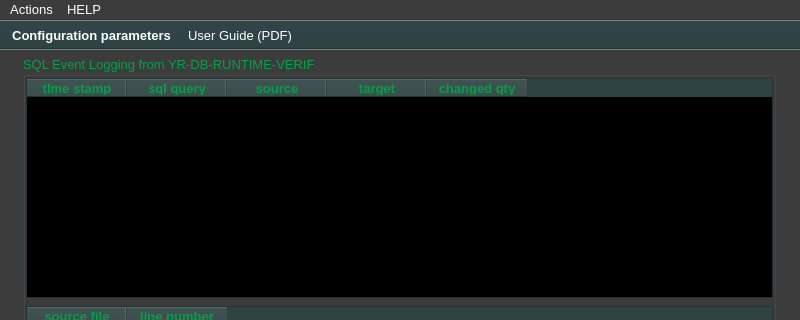
Qt form ui/yr-db-runtime-verif-main-window.ui (yerothd/yr-db-runtime-verif) before a commit; both pictures show x 0 to 800 and y 0 to 320 of the 800 by 600 pixel window.
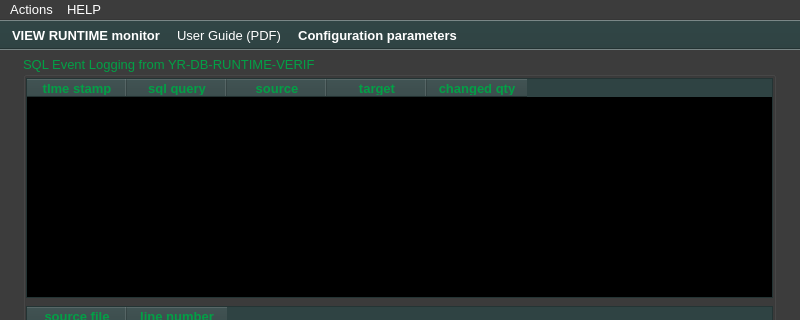
The same form after that commit. Icons and pictures are not drawn. Custom widgets are drawn as their Qt base class.

What changed in the file:
```diff
--- a/ui/yr-db-runtime-verif-main-window.ui
+++ b/ui/yr-db-runtime-verif-main-window.ui
@@ -6467,8 +6467,9 @@
    <attribute name="toolBarBreak">
     <bool>false</bool>
    </attribute>
-   <addaction name="actionCONFIGURATION_panel_window"/>
+   <addaction name="actionVIEW_RUNTIME_monitor"/>
    <addaction name="actionUserGuide_PDF"/>
+   <addaction name="actionCONFIGURATION_panel_window"/>
   </widget>
   <action name="actionAbout">
    <property name="text">
```
Left out of the diff: 6 changed lines with no effect on the pictures.
